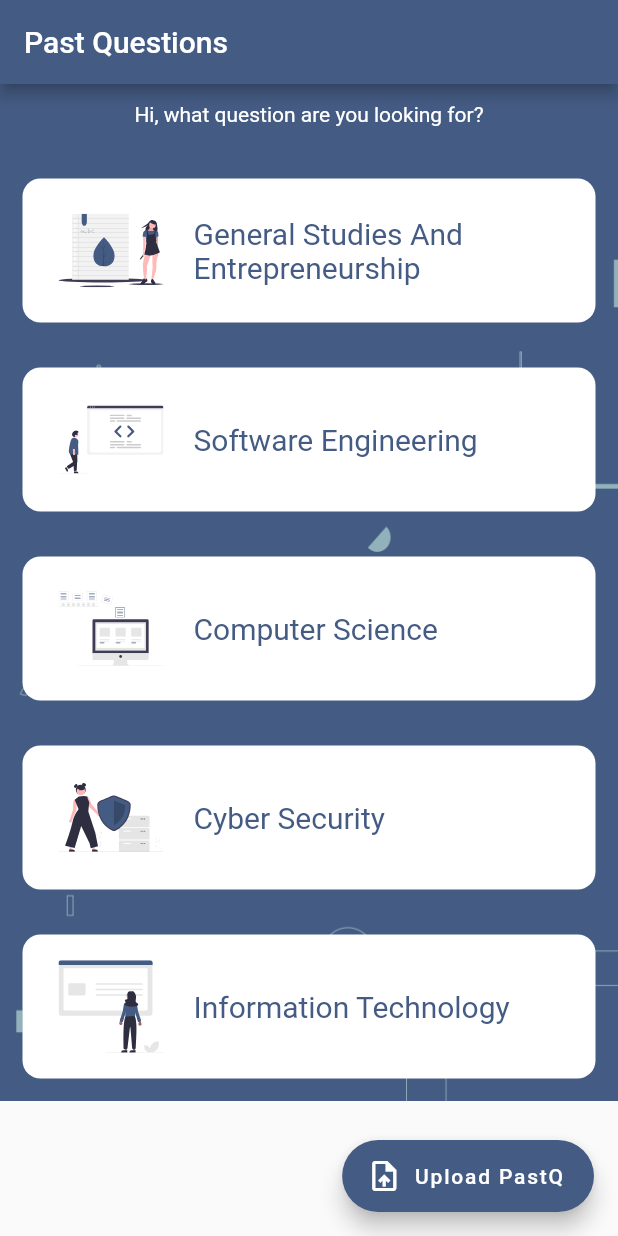
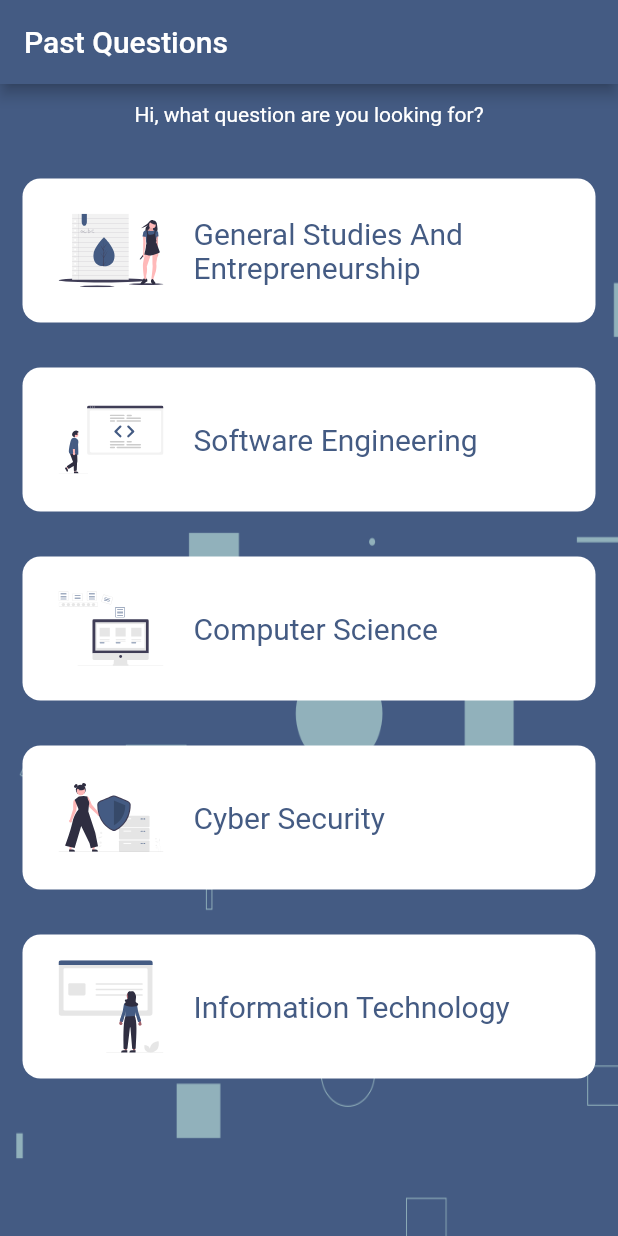
Before and after one commit to musjib999/questionsApp, a Flutter app: the screen it shows after launch, on a phone screen of 412 x 824 dp. Run offline on Flutter 3.47's test engine with Material 2 defaults, Android fonts, the phone set to English and light mode, and no system bars; drawn by our look-alikes of animated_text_kit; our stand-ins replace argon_buttons_flutter, cloud_firestore, file_picker, firebase_core, firebase_storage, flutter_svg and 2 more; missing offline and left inert: advance_pdf_viewer; accounts and stored records are empty.

Commit message:
home screen background image stretched

```diff
--- a/lib/core/services/database_service.dart
+++ b/lib/core/services/database_service.dart
@@ -1,8 +1,8 @@
 import 'dart:async';
 import 'dart:io';
 import 'package:cloud_firestore/cloud_firestore.dart';
-import 'package:pastq/shared/globals/config.dart';
-import 'package:pastq/shared/globals/global_var.dart';
+import 'package:pastq/shared/global/config.dart';
+import 'package:pastq/shared/global/global_var.dart';
 import 'package:pastq/shared/models/course_model.dart';
 
 import 'dropdown_service.dart';
--- a/lib/core/services/dropdown_service.dart
+++ b/lib/core/services/dropdown_service.dart
@@ -1,5 +1,5 @@
 import 'package:flutter/material.dart';
-import 'package:pastq/shared/globals/global_var.dart';
+import 'package:pastq/shared/global/global_var.dart';
 
 dynamic selectedYear = '2019';
 
--- a/lib/screens/courses_screen.dart
+++ b/lib/screens/courses_screen.dart
@@ -5,7 +5,7 @@ import 'package:pastq/core/service_injector/service_injector.dart';
 import 'package:pastq/screens/question_screen.dart';
 import 'package:pastq/core/services/dropdown_service.dart';
 import 'package:pastq/screens/search_screen.dart';
-import 'package:pastq/shared/globals/global_var.dart';
+import 'package:pastq/shared/global/global_var.dart';
 import 'package:pastq/core/services/database_service.dart';
 
 class CoursesPage extends StatefulWidget {
--- a/lib/screens/home_screen.dart
+++ b/lib/screens/home_screen.dart
@@ -2,8 +2,7 @@ import 'package:flutter/material.dart';
 import 'package:pastq/core/service_injector/service_injector.dart';
 import 'package:pastq/screens/courses_screen.dart';
 import 'package:pastq/screens/levels_screen.dart';
-import 'package:pastq/screens/upload_screen.dart';
-import 'package:pastq/shared/globals/global_var.dart';
+import 'package:pastq/shared/global/global_var.dart';
 import 'package:pastq/shared/widgets/cards/depertment_card.dart';
 import 'package:animated_text_kit/animated_text_kit.dart';
 
@@ -21,6 +20,7 @@ class _HomePageState extends State<HomePage> {
         backgroundColor: Color(0xff445B83),
       ),
       body: Container(
+        height: double.infinity,
         decoration: BoxDecoration(
           image: DecorationImage(
             image: AssetImage('assets/images/background.png'),
@@ -124,13 +124,13 @@ class _HomePageState extends State<HomePage> {
           ),
         ),
       ),
-      floatingActionButton: FloatingActionButton.extended(
-        icon: Icon(Icons.upload_file),
-        label: Text('Upload PastQ'),
-        onPressed: () {
-          pastQservice.routerService.nextRoute(context, Upload());
-        },
-      ),
+      // floatingActionButton: FloatingActionButton.extended(
+      //   icon: Icon(Icons.upload_file),
+      //   label: Text('Upload PastQ'),
+      //   onPressed: () {
+      //     pastQservice.routerService.nextRoute(context, Upload());
+      //   },
+      // ),
     );
   }
 }
--- a/lib/screens/levels_screen.dart
+++ b/lib/screens/levels_screen.dart
@@ -1,6 +1,6 @@
 import 'package:flutter/material.dart';
 import 'package:pastq/screens/semester_screen.dart';
-import 'package:pastq/shared/globals/global_var.dart';
+import 'package:pastq/shared/global/global_var.dart';
 
 class LevelPage extends StatefulWidget {
   static String id = 'level';
--- a/lib/screens/semester_screen.dart
+++ b/lib/screens/semester_screen.dart
@@ -1,6 +1,6 @@
 import 'package:flutter/material.dart';
 import 'package:pastq/screens/courses_screen.dart';
-import 'package:pastq/shared/globals/global_var.dart';
+import 'package:pastq/shared/global/global_var.dart';
 import 'package:pastq/shared/widgets/cards/semester_card.dart';
 
 class SemesterPage extends StatefulWidget {
--- a/pubspec.yaml
+++ b/pubspec.yaml
@@ -4,7 +4,7 @@ description: A new Flutter project.
 
 publish_to: 'none'
 
-version: 1.0.3+4005
+version: 1.0.6+4007
 
 environment:
   sdk: ">=2.12.0 <3.0.0"
```
Also changed, not shown: lib/shared/global/config.dart (renamed from lib/shared/globals/config.dart), lib/shared/global/global_var.dart (renamed from lib/shared/globals/global_var.dart), 1 other file.
